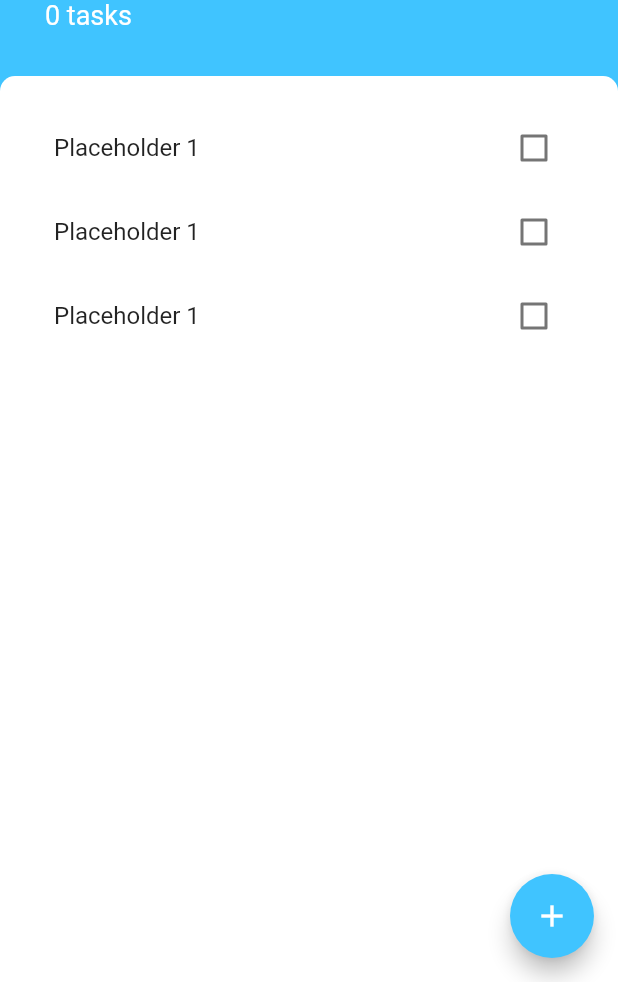
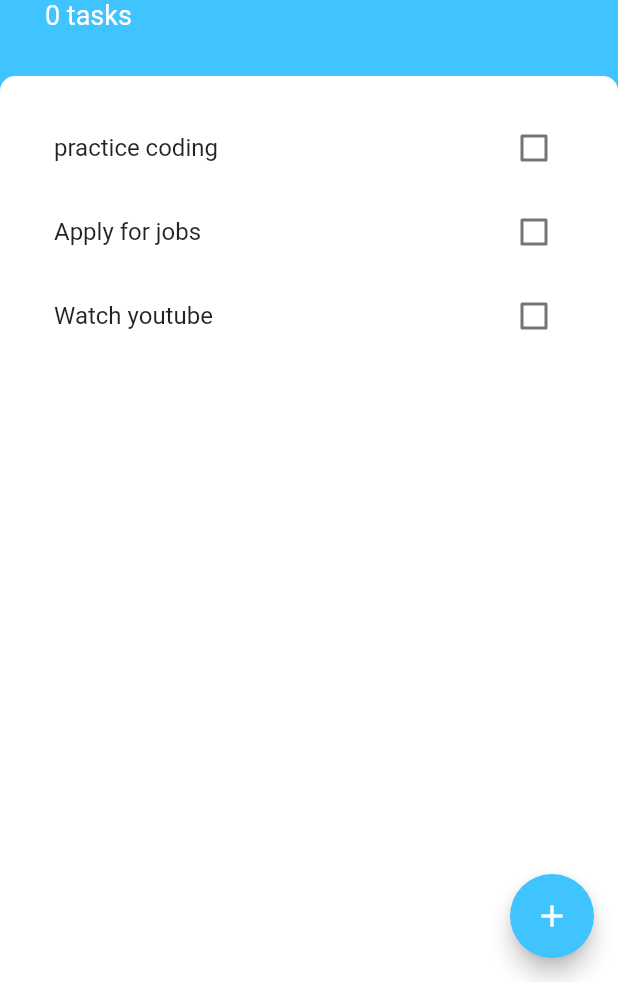
Before and after one commit to KeysGilbert/todoey_flutter, a Flutter app: the screen it shows after launch, on a phone screen of 412 x 824 dp, the part 254-1236 px from its top. Run offline on Flutter 3.47's test engine with Material 2 defaults, Android fonts, the phone set to English and light mode, and no system bars.

Commit message:
fix typos

```diff
--- a/lib/task_list.dart
+++ b/lib/task_list.dart
@@ -9,7 +9,7 @@ class TaskList extends StatefulWidget {
 
 class _TaskListState extends State<TaskList> {
   List<Task> tasks = [
-    Task(taskText: "oractice coding"),
+    Task(taskText: "practice coding"),
     Task(taskText: "Apply for jobs"),
     Task(taskText: "Watch youtube")
   ];
@@ -17,9 +17,18 @@ class _TaskListState extends State<TaskList> {
   @override
   Widget build(BuildContext context) {
     return ListView(children: <Widget>[
-      TaskTile(tastTitle: tasks[0].taskText, isChecked: tasks[0].isFinished,),
-      TaskTile(tastTitle: tasks[1].taskText, isChecked: tasks[1].isFinished,),
-      TaskTile(tastTitle: tasks[2].taskText, isChecked: tasks[2].isFinished,)
+      TaskTile(
+        taskTitle: tasks[0].taskText,
+        isChecked: tasks[0].isFinished,
+      ),
+      TaskTile(
+        taskTitle: tasks[1].taskText,
+        isChecked: tasks[1].isFinished,
+      ),
+      TaskTile(
+        taskTitle: tasks[2].taskText,
+        isChecked: tasks[2].isFinished,
+      )
     ]);
   }
 }
--- a/lib/task_tile.dart
+++ b/lib/task_tile.dart
@@ -2,17 +2,16 @@ import 'package:flutter/material.dart';
 
 class TaskTile extends StatelessWidget {
   final bool? isChecked;
-  final String? tastTitle;
+  final String? taskTitle;
 
-  TaskTile({this.isChecked, this.tastTitle});
+  TaskTile({this.isChecked, this.taskTitle});
 
   @override
   Widget build(BuildContext context) {
     return CheckboxListTile(
       value: isChecked,
       onChanged: (newValue) {},
-      title: Text(
-        "Placeholder 1",
+      title: Text(taskTitle!,
         style: TextStyle(
             decoration: isChecked! ? TextDecoration.lineThrough : null),
       ),
```
